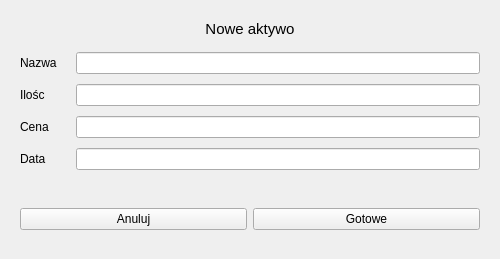
First picture: the form in GUI/Interfaces/InputFormInterface.ui, repository PrzemekBort/AssetsWallet, before the edit.
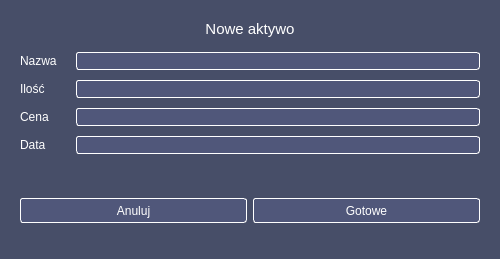
Second picture: the form after the edit.

What changed in the file:
```diff
--- a/GUI/Interfaces/InputFormInterface.ui
+++ b/GUI/Interfaces/InputFormInterface.ui
@@ -17,7 +17,40 @@
    </size>
   </property>
   <property name="windowTitle">
-   <string>Form</string>
+   <string>Nowe aktywo</string>
+  </property>
+  <property name="styleSheet">
+   <string notr="true">#Form {
+	background-color: #474E68;
+}
+
+QLabel {
+	color: rgb(255, 255, 255);
+}
+
+QLineEdit {
+	color: rgb(255, 255, 255);
+	background-color: #50577A;
+	border-radius: 3px;
+	border: 1px solid white;
+}
+
+QLineEdit:focus {
+	border: 1px solid #EC47ED;
+}
+
+QPushButton {
+	color: rgb(255, 255, 255);
+	background-color: #50577A;
+	border-radius: 3px;
+	border: 1px solid white;
+}
+
+QPushButton:hover {
+	background-color: #6B728E
+}
+
+</string>
   </property>
   <layout class="QVBoxLayout" name="verticalLayout">
    <property name="spacing">
@@ -140,6 +173,24 @@
              <height>30</height>
             </size>
            </property>
+           <property name="focusPolicy">
+            <enum>Qt::StrongFocus</enum>
+           </property>
+           <property name="styleSheet">
+            <string notr="true"/>
+           </property>
+           <property name="inputMask">
+            <string/>
+           </property>
+           <property name="text">
+            <string/>
+           </property>
+           <property name="frame">
+            <bool>false</bool>
+           </property>
+           <property name="echoMode">
+            <enum>QLineEdit::Normal</enum>
+           </property>
           </widget>
          </item>
         </layout>
@@ -175,12 +226,16 @@
             </size>
            </property>
            <property name="text">
-            <string>Ilośc</string>
+            <string>Ilość</string>
            </property>
           </widget>
          </item>
          <item>
-          <widget class="QLineEdit" name="lineEdit_quantity"/>
+          <widget class="QLineEdit" name="lineEdit_quantity">
+           <property name="frame">
+            <bool>false</bool>
+           </property>
+          </widget>
          </item>
         </layout>
        </widget>
@@ -226,7 +281,11 @@
           </widget>
          </item>
          <item>
-          <widget class="QLineEdit" name="lineEdit_price"/>
+          <widget class="QLineEdit" name="lineEdit_price">
+           <property name="frame">
+            <bool>false</bool>
+           </property>
+          </widget>
          </item>
         </layout>
        </widget>
@@ -279,6 +338,12 @@
              <verstretch>0</verstretch>
             </sizepolicy>
            </property>
+           <property name="focusPolicy">
+            <enum>Qt::StrongFocus</enum>
+           </property>
+           <property name="frame">
+            <bool>false</bool>
+           </property>
           </widget>
          </item>
         </layout>
@@ -298,13 +363,34 @@
      <layout class="QHBoxLayout" name="horizontalLayout_6">
       <item>
        <widget class="QPushButton" name="pushButton_cancel">
+        <property name="minimumSize">
+         <size>
+          <width>0</width>
+          <height>25</height>
+         </size>
+        </property>
+        <property name="cursor">
+         <cursorShape>PointingHandCursor</cursorShape>
+        </property>
         <property name="text">
          <string>Anuluj</string>
         </property>
+        <property name="flat">
+         <bool>false</bool>
+        </property>
        </widget>
       </item>
       <item>
        <widget class="QPushButton" name="pushButton_subbmit">
+        <property name="minimumSize">
+         <size>
+          <width>0</width>
+          <height>25</height>
+         </size>
+        </property>
+        <property name="cursor">
+         <cursorShape>PointingHandCursor</cursorShape>
+        </property>
         <property name="text">
          <string>Gotowe</string>
         </property>
```
Left out of the diff: 3 changed lines with no effect on the pictures.
